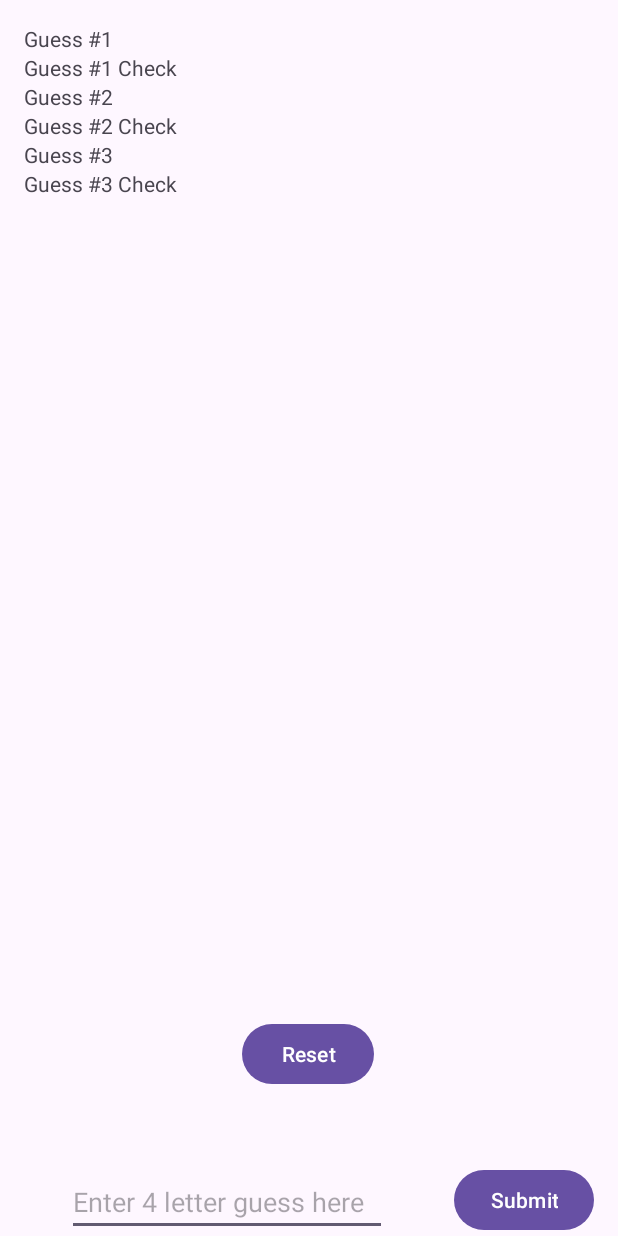
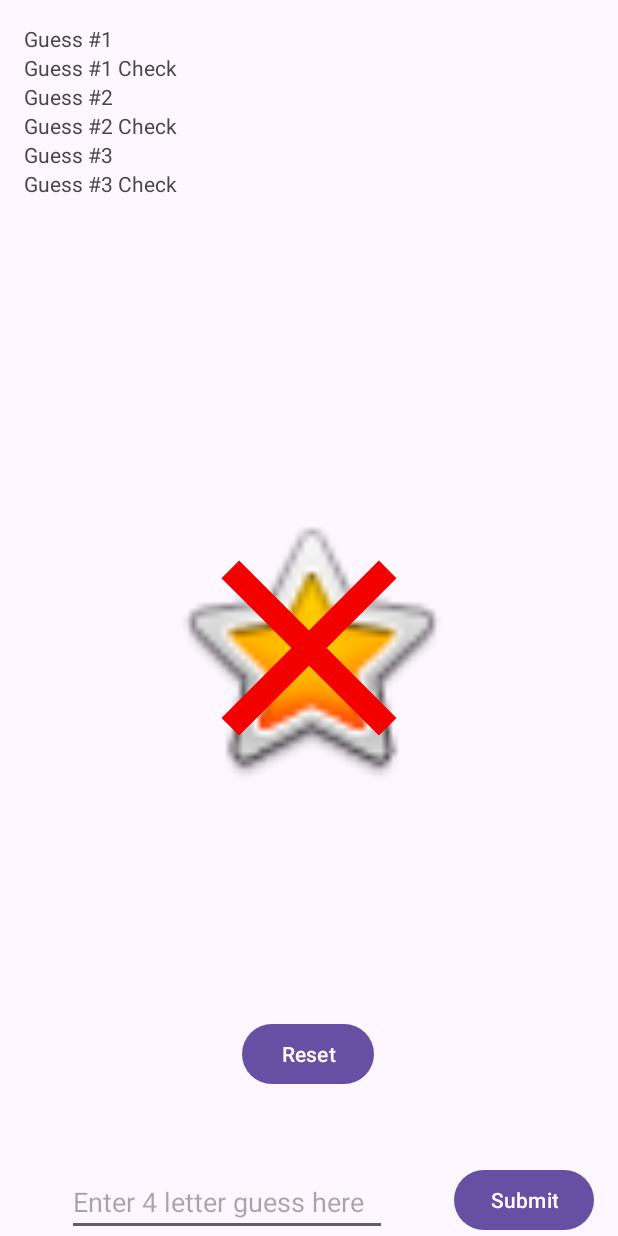
Before and after one commit to TrongQuocLe/WordleGame, an Android app: the layout activity_main.xml on its own in the app's theme, with its tools: preview values and no code run, on a phone screen of 412 x 824 dp. Run offline under Robolectric (Android 15) with nearby library versions, the phone set to English and light mode, and no system bars.

Commit message:
Add feature: show icon when won or loss

```diff
--- /dev/null
+++ b/app/src/main/res/drawable/baseline_close_24.xml
@@ -0,0 +1,5 @@
+<vector android:height="200dp" android:tint="#F30000"
+    android:viewportHeight="24" android:viewportWidth="24"
+    android:width="200dp" xmlns:android="http://schemas.android.com/apk/res/android">
+    <path android:fillColor="@android:color/white" android:pathData="M19,6.41L17.59,5 12,10.59 6.41,5 5,6.41 10.59,12 5,17.59 6.41,19 12,13.41 17.59,19 19,17.59 13.41,12z"/>
+</vector>
--- a/app/src/main/res/layout/activity_main.xml
+++ b/app/src/main/res/layout/activity_main.xml
@@ -135,4 +135,25 @@
         app:layout_constraintHorizontal_bias="0.498"
         app:layout_constraintStart_toStartOf="parent" />
 
+    <ImageView
+        android:id="@+id/winView"
+        android:layout_width="200dp"
+        android:layout_height="200dp"
+        android:layout_marginBottom="292dp"
+        app:layout_constraintBottom_toBottomOf="parent"
+        app:layout_constraintEnd_toEndOf="parent"
+        app:layout_constraintStart_toStartOf="parent"
+        app:srcCompat="@android:drawable/btn_star_big_on" />
+
+    <ImageView
+        android:id="@+id/lossView"
+        android:layout_width="200dp"
+        android:layout_height="200dp"
+        android:layout_marginBottom="292dp"
+        app:layout_constraintBottom_toBottomOf="parent"
+        app:layout_constraintEnd_toEndOf="parent"
+        app:layout_constraintStart_toStartOf="parent"
+        android:src="@drawable/baseline_close_24" />
+
+
 </androidx.constraintlayout.widget.ConstraintLayout>
```
Also changed, not shown: app/src/main/java/com/example/wordlegame/MainActivity.kt (+20 -5 lines), app/src/main/res/anim/won.xml (added, +10 -0 lines).
